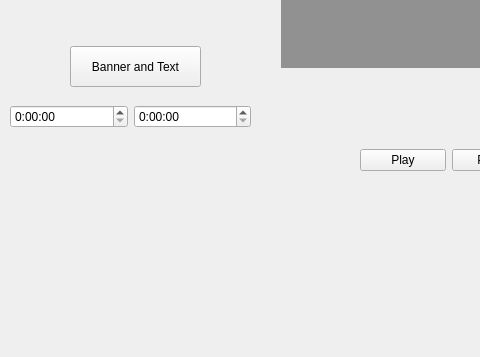
This is ui/basic.ui in pratikone/videoVenom as Qt 5 draws it before an edit; both pictures show x 0 to 480 and y 243 to 600 of the 792 by 600 pixel window. The edited form follows.
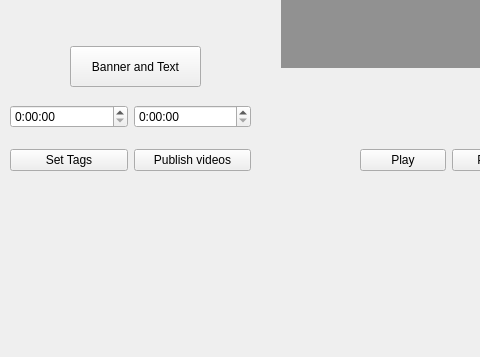
This is the edited form. Custom widgets are drawn as their Qt base class.

Commit message: Hooked processing widget to the main widget

The edit to the form file:
```diff
--- a/ui/basic.ui
+++ b/ui/basic.ui
@@ -138,6 +138,32 @@
      </item>
     </layout>
    </widget>
+   <widget class="QWidget" name="">
+    <property name="geometry">
+     <rect>
+      <x>10</x>
+      <y>370</y>
+      <width>241</width>
+      <height>28</height>
+     </rect>
+    </property>
+    <layout class="QHBoxLayout" name="horizontalLayout_3">
+     <item>
+      <widget class="QPushButton" name="tagsButton">
+       <property name="text">
+        <string>Set Tags</string>
+       </property>
+      </widget>
+     </item>
+     <item>
+      <widget class="QPushButton" name="publishButton">
+       <property name="text">
+        <string>Publish videos</string>
+       </property>
+      </widget>
+     </item>
+    </layout>
+   </widget>
   </widget>
   <widget class="QMenuBar" name="menubar">
    <property name="geometry">
```
Left out of the diff: 2 changed lines with no effect on the pictures. The commit also changes 3 other files.
